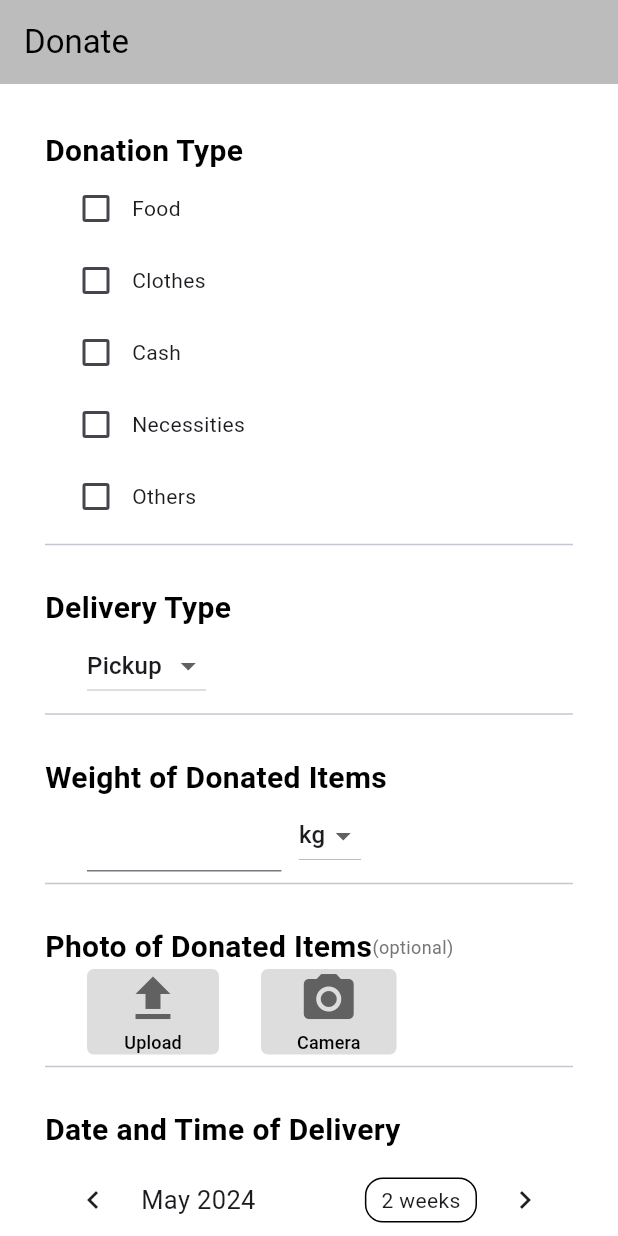
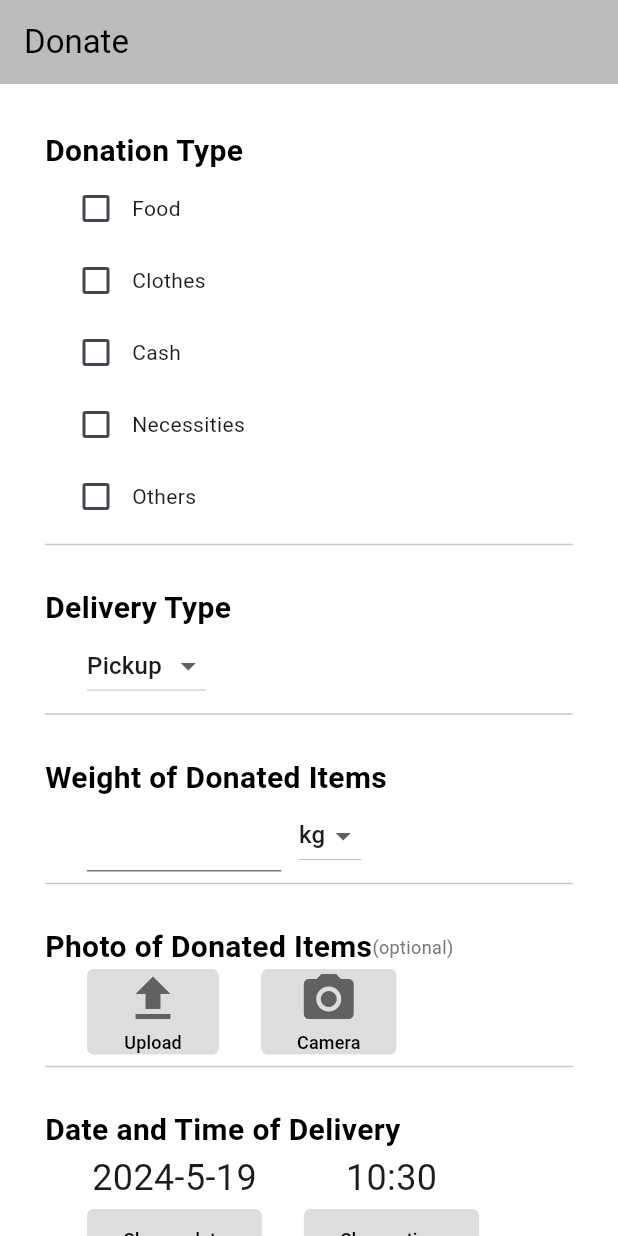
Before and after one commit to bsevangelista/CMSC23-donation-system, a Flutter app: the screen it shows after launch, on a phone screen of 412 x 824 dp. Run offline on Flutter 3.47's test engine with Material 3 defaults, Android fonts, the phone set to English and light mode, and no system bars; drawn by our look-alikes of table_calendar.

Commit message:
changed date picking, added time picker

```diff
--- /dev/null
+++ b/lib/donor/donate_form_widgets.dart
@@ -0,0 +1,85 @@
+import 'package:flutter/material.dart';
+
+////////////////////////////        date picker        ////////////////////////////
+class DatePicker extends StatefulWidget {
+  const DatePicker({super.key});
+
+  @override
+  State<DatePicker> createState() => _DatePickerState();
+}
+
+class _DatePickerState extends State<DatePicker> {
+  DateTime dateChoice = DateTime.now();
+  @override
+  Widget build(BuildContext context) {
+    return Center(
+      child: Column(
+        children: <Widget> [
+          Text("${dateChoice.year}-${dateChoice.month}-${dateChoice.day}", style: TextStyle(fontSize: 24)),
+          FilledButton(
+            style: FilledButton.styleFrom(backgroundColor: Color.fromARGB(184, 208, 208, 208), shape: RoundedRectangleBorder(borderRadius: BorderRadius.circular(4.5))),
+            onPressed: () async {
+              final DateTime? dateChosen = await showDatePicker(
+                context: context,
+                initialDate: dateChoice,
+                firstDate: DateTime.now(),
+                lastDate: DateTime(3000),
+              );
+              if (dateChosen != null) {
+                setState(() {
+                  dateChoice = dateChosen;
+                });
+              }
+            },
+            child:
+              const Text("Choose date", style: TextStyle(fontSize: 12, color: const Color.fromARGB(255, 0, 0, 0))),
+          ),
+        ]
+      )
+    );
+  }
+}
+////////////////////////////        date picker        ////////////////////////////
+
+
+
+////////////////////////////        time picker        ////////////////////////////
+class TimePicker extends StatefulWidget {
+  const TimePicker({super.key});
+
+  @override
+  State<TimePicker> createState() => _TimePickerState();
+}
+
+class _TimePickerState extends State<TimePicker> {
+  TimeOfDay timeChoice = TimeOfDay.now();
+
+  @override
+  Widget build(BuildContext context) {
+    return Center(
+      child: Column(
+        children: <Widget> [
+          Text("${timeChoice.hour}:${timeChoice.minute}", style: TextStyle(fontSize: 24)),
+          FilledButton(
+            style: FilledButton.styleFrom(backgroundColor: Color.fromARGB(184, 208, 208, 208), shape: RoundedRectangleBorder(borderRadius: BorderRadius.circular(4.5))),
+            onPressed: () async {
+              final TimeOfDay? timeOfDay = await showTimePicker(
+                context: context,
+                initialTime: timeChoice,
+                initialEntryMode: TimePickerEntryMode.dial
+              );
+              if (timeOfDay != null) {
+                setState(() {
+                  timeChoice = timeOfDay;
+                });
+              }
+            },
+            child:
+              const Text("Choose time", style: TextStyle(fontSize: 12, color: const Color.fromARGB(255, 0, 0, 0))),
+          ),
+        ]
+      )
+    );
+  }
+}
+////////////////////////////        time picker        ////////////////////////////
--- a/lib/donor/donate_page.dart
+++ b/lib/donor/donate_page.dart
@@ -1,5 +1,8 @@
 import 'package:flutter/material.dart';
 import 'package:table_calendar/table_calendar.dart';
+
+import 'donate_form_widgets.dart';
+
 
 // !!!!!!!!!! gagawan pa ng sariling classes ung mga nandito
 
@@ -23,6 +26,11 @@ class _DonatePageState extends State<DonatePage> {
   double weight = 0;
   List<String> weightTypeChoices = <String>['kg', 'lb'];
   String weightType = 'kg';
+
+
+  List<int> timeHourChoices = <int>[0, 1, 2, 3, 4, 5, 6, 7, 8, 9, 10, 11, 12];
+  List<int> timeMinuteChoices = <int>[0, 1, 2, 3, 4, 5, 6, 7, 8, 9, 10, 11, 12, 13, 14, 15, 16, 17, 18, 19, 20, 21, 22, 23, 24, 25, 26, 27, 28, 29, 30, 31, 32, 33, 34, 35, 36, 37, 38, 39, 40, 41, 42, 43, 44, 45, 46, 47, 48, 49, 50, 51, 52, 53, 54, 55, 56, 57, 58, 59];
+
 
   int timeHour = 0;
   int timeMinute = 0;
@@ -273,11 +281,29 @@ class _DonatePageState extends State<DonatePage> {
             SizedBox(height: 20.0),
             Text("Date and Time of Delivery", style: TextStyle(fontSize: 20, color: Colors.black, fontWeight: FontWeight.bold)),
 
-            TableCalendar(
-              firstDay: DateTime.utc(2010, 10, 16),
-              lastDay: DateTime.utc(2030, 3, 14),
-              focusedDay: DateTime.now(),
+            // TableCalendar(
+            //   // firstDay: DateTime.utc(2010, 10, 16),
+            //   firstDay: DateTime.now(),
+            //   lastDay: DateTime.utc(2030, 3, 14),
+            //   focusedDay: DateTime.now(),
+            // ),
+            // DatePicker(),
+            // SizedBox(height: 20.0),
+            // TimePicker(),
+            Row(
+              children: [
+                Padding(
+                  padding: const EdgeInsets.only(left: 28.0),
+                    child: DatePicker(),
+                ),
+                Padding(
+                  padding: const EdgeInsets.only(left: 28.0),
+                    child: TimePicker(),
+                )
+              ]
             ),
+
+
     //////////////////////// for pickup only
             ////////////////////////////////////////////////////////////////////////////////////////////////////////////
             Divider(),
--- a/lib/main.dart
+++ b/lib/main.dart
@@ -1,6 +1,6 @@
 import 'package:flutter/material.dart';
-import 'authentication/signin_page.dart';
-import 'authentication/signup_page.dart';
+// import 'authentication/signin_page.dart';
+// import 'authentication/signup_page.dart';
 import 'donor/donate_page.dart';
 
 void main() {
@@ -18,6 +18,7 @@ class MyApp extends StatelessWidget {
       initialRoute: '/',
       routes: {
         '/': (context) => DonatePage(),
+        // '/': (context) => DonatePage(),
         // '/': (context) => SignInPage(),
         // '/signup': (context) => SignUpPage(),
         // '/donate': (context) => DonatePage(),
```
Also changed, not shown: lib/donor/donor_homepage.dart (added).
